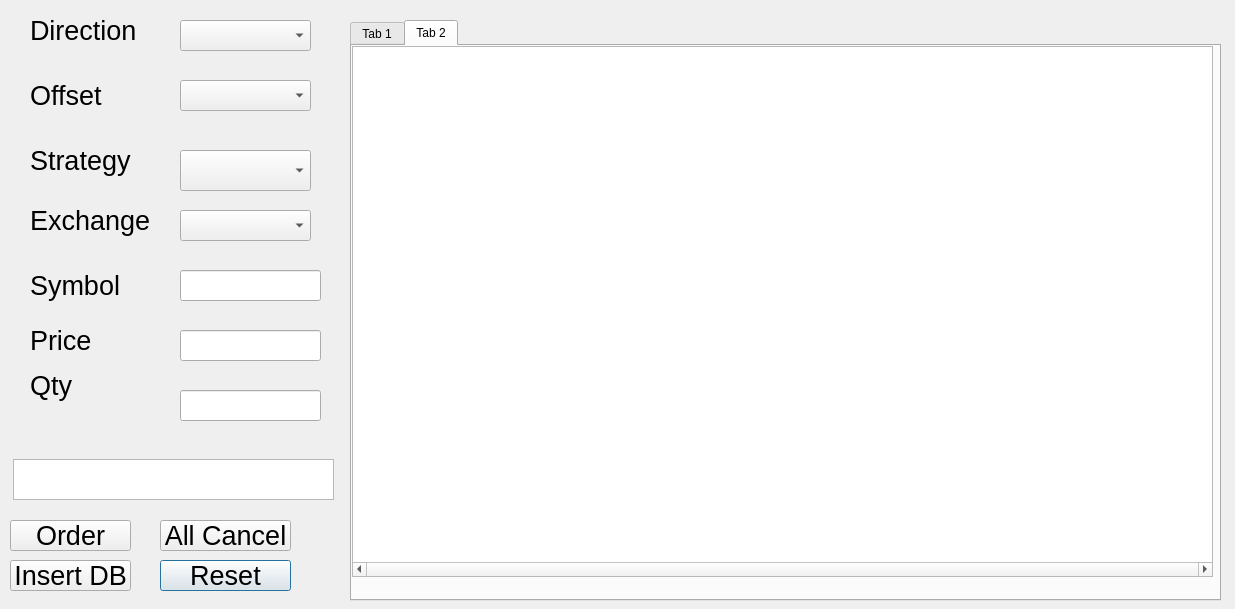
Qt form ManualLog/ManualOrder/createdlg.ui (handsomehu/CppWorkStream) before a commit.
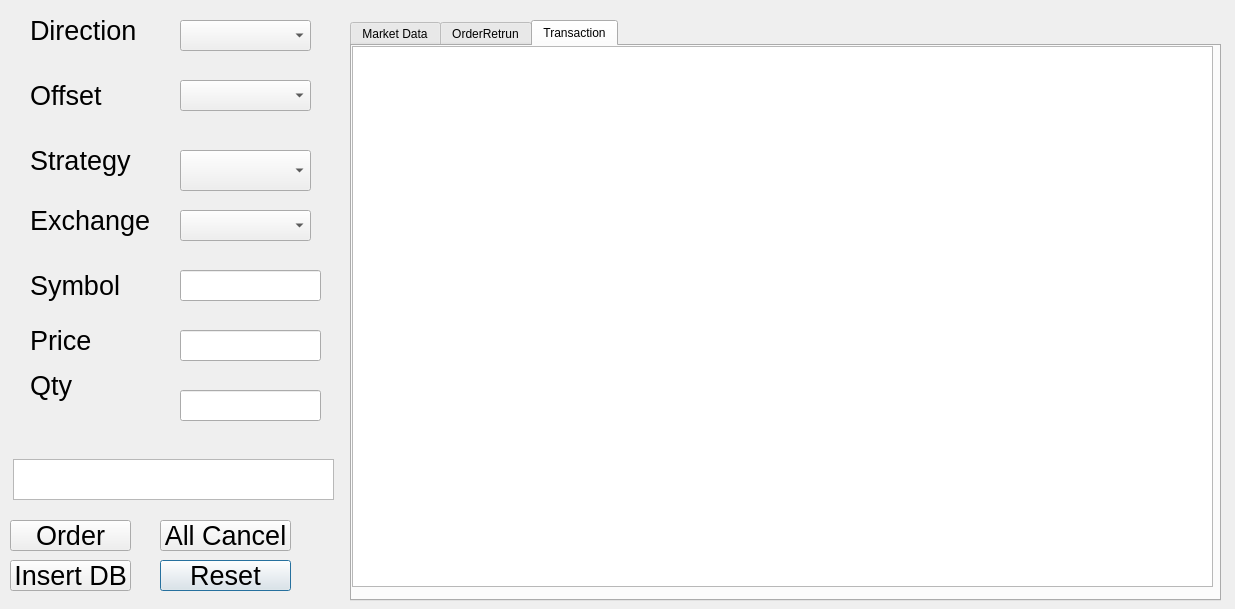
The same form after that commit. The open tabs and pages were chosen to show the change.

Diff of the .ui file:
```diff
--- a/ManualLog/ManualOrder/createdlg.ui
+++ b/ManualLog/ManualOrder/createdlg.ui
@@ -294,7 +294,7 @@
    </property>
    <widget class="QWidget" name="tab">
     <attribute name="title">
-     <string>Tab 1</string>
+     <string>Market Data</string>
     </attribute>
     <widget class="QTableWidget" name="HqTable">
      <property name="geometry">
@@ -318,7 +318,7 @@
    </widget>
    <widget class="QWidget" name="tab_2">
     <attribute name="title">
-     <string>Tab 2</string>
+     <string>OrderRetrun</string>
     </attribute>
     <widget class="QTableWidget" name="WtTable">
      <property name="geometry">
@@ -337,6 +337,21 @@
      </property>
     </widget>
    </widget>
+   <widget class="QWidget" name="tab_3">
+    <attribute name="title">
+     <string>Transaction</string>
+    </attribute>
+    <widget class="QTableWidget" name="CjTable">
+     <property name="geometry">
+      <rect>
+       <x>0</x>
+       <y>0</y>
+       <width>861</width>
+       <height>541</height>
+      </rect>
+     </property>
+    </widget>
+   </widget>
   </widget>
   <widget class="QTextEdit" name="te_log">
    <property name="geometry">
```
Left out of the diff: 2 changed lines with no effect on the pictures.
